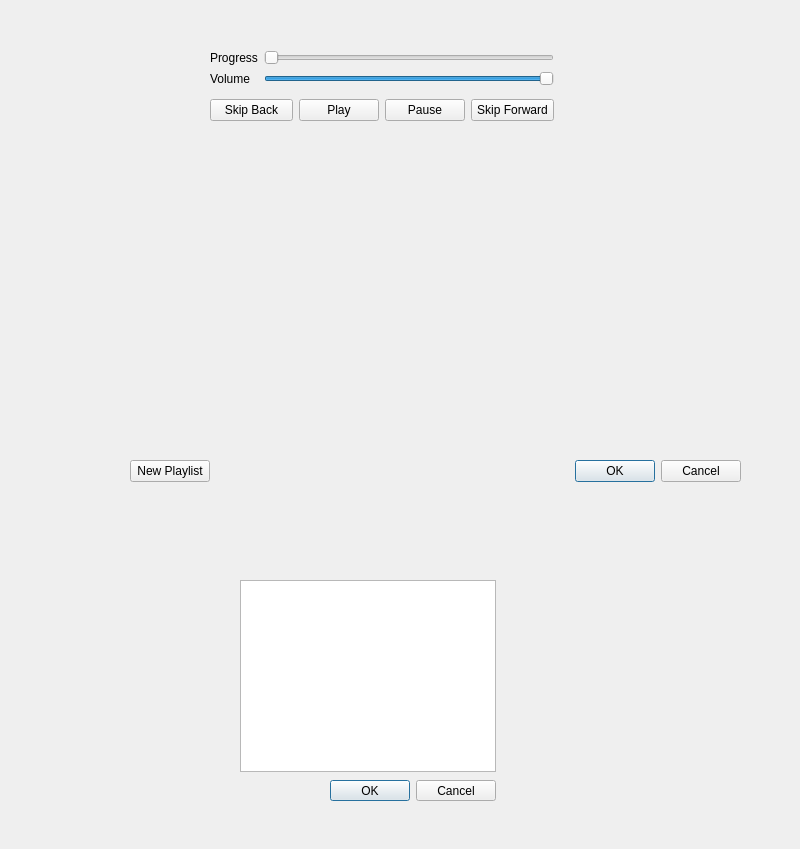
Old version of the form MusicPlayer.ui in the repository MatthewG01/Qt_MusicPlayer.
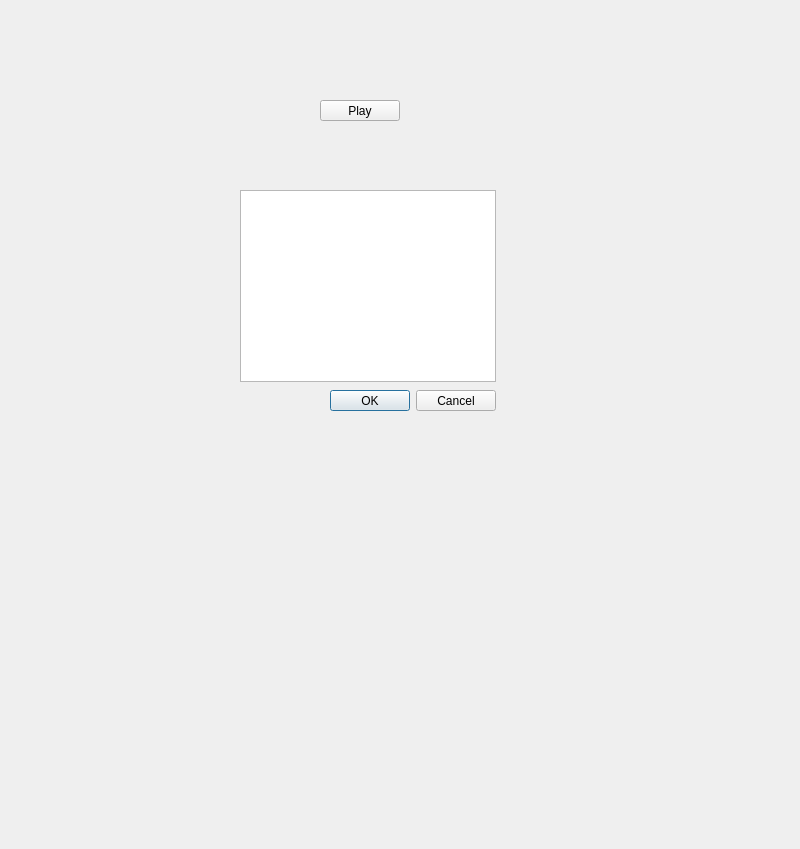
New version of the form.

```diff
--- a/MusicPlayer.ui
+++ b/MusicPlayer.ui
@@ -17,7 +17,7 @@
    <property name="geometry">
     <rect>
      <x>240</x>
-     <y>580</y>
+     <y>190</y>
      <width>256</width>
      <height>192</height>
     </rect>
@@ -27,7 +27,7 @@
    <property name="geometry">
     <rect>
      <x>330</x>
-     <y>780</y>
+     <y>390</y>
      <width>166</width>
      <height>21</height>
     </rect>
@@ -36,127 +36,18 @@
     <set>QDialogButtonBox::Cancel|QDialogButtonBox::Ok</set>
    </property>
   </widget>
-  <widget class="QWidget" name="layoutWidget">
+  <widget class="QPushButton" name="pushButton">
    <property name="geometry">
     <rect>
-     <x>210</x>
-     <y>50</y>
-     <width>344</width>
-     <height>71</height>
+     <x>320</x>
+     <y>100</y>
+     <width>80</width>
+     <height>21</height>
     </rect>
    </property>
-   <layout class="QVBoxLayout" name="verticalLayout_2">
-    <item>
-     <layout class="QFormLayout" name="formLayout">
-      <item row="0" column="0">
-       <widget class="QLabel" name="progressLabel">
-        <property name="text">
-         <string>Progress</string>
-        </property>
-       </widget>
-      </item>
-      <item row="0" column="1">
-       <widget class="QSlider" name="progressSlider">
-        <property name="orientation">
-         <enum>Qt::Horizontal</enum>
-        </property>
-       </widget>
-      </item>
-      <item row="1" column="0">
-       <widget class="QLabel" name="volumeLabel">
-        <property name="text">
-         <string>Volume</string>
-        </property>
-       </widget>
-      </item>
-      <item row="1" column="1">
-       <widget class="QSlider" name="volumeSlider">
-        <property name="value">
-         <number>99</number>
-        </property>
-        <property name="orientation">
-         <enum>Qt::Horizontal</enum>
-        </property>
-       </widget>
-      </item>
-     </layout>
-    </item>
-    <item>
-     <layout class="QHBoxLayout" name="horizontalLayout_2">
-      <item>
-       <widget class="QPushButton" name="skipBacButton">
-        <property name="text">
-         <string>Skip Back</string>
-        </property>
-       </widget>
-      </item>
-      <item>
-       <layout class="QFormLayout" name="formLayout_2">
-        <item row="0" column="0">
-         <widget class="QPushButton" name="play">
-          <property name="text">
-           <string>Play</string>
-          </property>
-         </widget>
-        </item>
-        <item row="0" column="1">
-         <widget class="QPushButton" name="pause">
-          <property name="text">
-           <string>Pause</string>
-          </property>
-         </widget>
-        </item>
-       </layout>
-      </item>
-      <item>
-       <widget class="QPushButton" name="skipForwardButton">
-        <property name="text">
-         <string>Skip Forward</string>
-        </property>
-       </widget>
-      </item>
-     </layout>
-    </item>
-   </layout>
-  </widget>
-  <widget class="QWidget" name="layoutWidget">
-   <property name="geometry">
-    <rect>
-     <x>130</x>
-     <y>460</y>
-     <width>611</width>
-     <height>23</height>
-    </rect>
+   <property name="text">
+    <string>Play</string>
    </property>
-   <layout class="QHBoxLayout" name="horizontalLayout_3">
-    <item>
-     <widget class="QPushButton" name="makePlaylist">
-      <property name="text">
-       <string>New Playlist</string>
-      </property>
-     </widget>
-    </item>
-    <item>
-     <spacer name="horizontalSpacer">
-      <property name="orientation">
-       <enum>Qt::Horizontal</enum>
-      </property>
-      <property name="sizeHint" stdset="0">
-       <size>
-        <width>40</width>
-        <height>20</height>
-       </size>
-      </property>
-     </spacer>
-    </item>
-    <item>
-     <widget class="QDialogButtonBox" name="buttonBox">
-      <property name="standardButtons">
-       <set>QDialogButtonBox::Cancel|QDialogButtonBox::Ok</set>
-      </property>
-     </widget>
-    </item>
-   </layout>
   </widget>
  </widget>
  <resources/>
```
